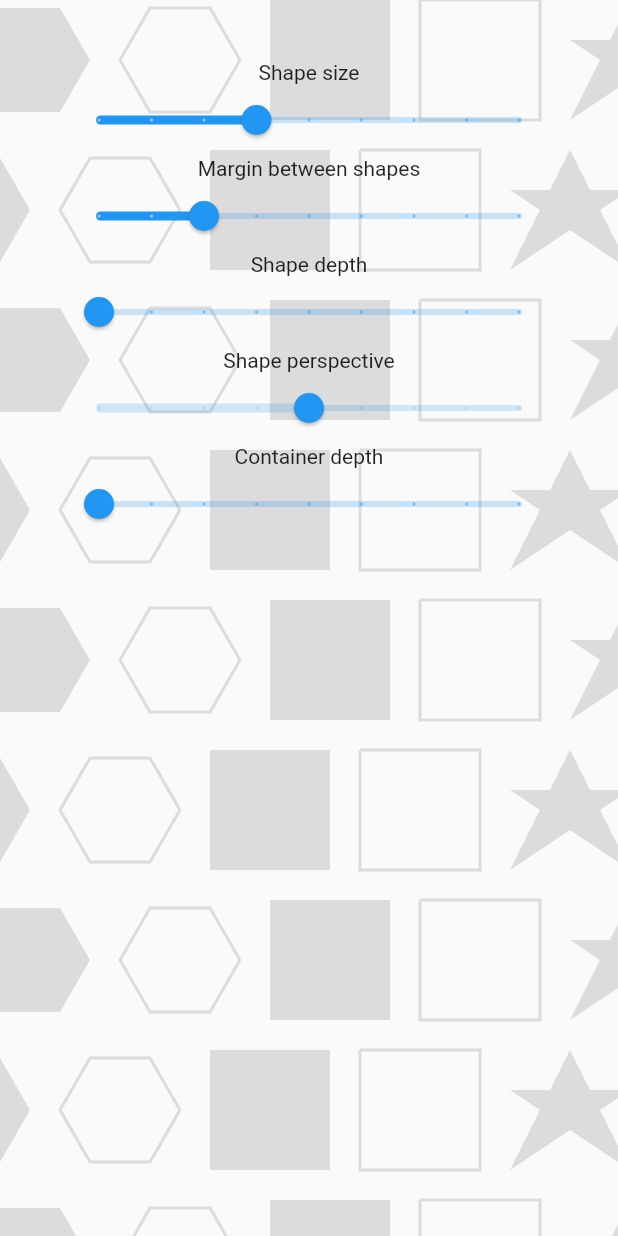
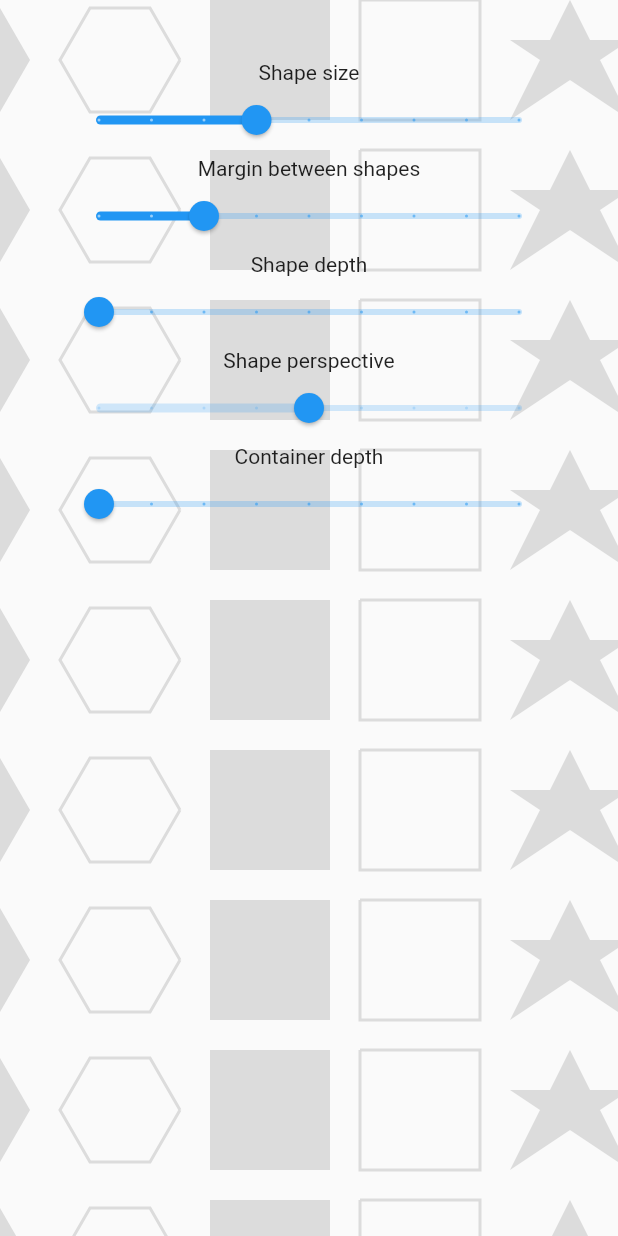
Before and after one commit to WilkoThomassen/flutter_background_patterns, a Flutter app: the screen it shows after launch, on a phone screen of 412 x 824 dp. Run offline on Flutter 3.47's test engine with Material 2 defaults, Android fonts, the phone set to English and light mode, and no system bars.

Commit message:
alignShapesVertical param

```diff
--- a/example/lib/configure_background_pattern.dart
+++ b/example/lib/configure_background_pattern.dart
@@ -34,6 +34,7 @@ class ConfigureBackgroundPatternState extends State<ConfigureBackgroundPattern>
         shapeDepth: _shapeDepth,
         containerDepth: _containerDepth,
         customPath: customStarPath,
+        alignShapesVertical: true,
         shapes: const [Shape.polygon, Shape.polygonOutlined, Shape.square, Shape.squareOutlined, Shape.custom, Shape.customOutlined],
         margin: _margin,
         shapeColor: Colors.black12,
--- a/lib/src/pattern_container.dart
+++ b/lib/src/pattern_container.dart
@@ -7,19 +7,36 @@ enum Shape { square, squareOutlined, polygon, polygonOutlined, custom, customOut
 
 class PatternContainer extends StatelessWidget {
   final Widget child;
+
+  /// the shapes that are rendered on the background
+  /// a minimum of 1 shape must be set
   final List<Shape> shapes;
   final Color shapeColor;
   final double shapeSize;
+
+  /// the top-to-bottom depth creating a depth look on the shape
+  /// min: 0 (no depth) max: 1 (max depth)
   final double shapeDepth;
+
+  /// the top-to-bottom depth inside the container which set upper shapes smaller than lower shapes
+  /// min: 0 (no depth) max: 1 (max depth)
   final double containerDepth;
+
+  /// the left-to-right perspective creating a perspective look on the shape
+  /// only has effect when there is also depth
+  /// min: -1 (perspective most from the left)
+  /// max: 1 (perspective most from the right)
   final double perspective;
 
   /// margin between shapes on a row
   final double margin;
 
   /// sets the shape aligned vertically
+  /// when false, the uneven rows will start with a half-shape margin
   final bool alignShapesVertical;
 
+  /// sets the shape path of the customshape
+  /// at least 'custom' or 'customOutlined' should be set in the shapes parameter
   final List<Offset>? customPath;
 
   const PatternContainer(
@@ -63,7 +80,7 @@ class PatternContainer extends StatelessWidget {
   Widget _getShape(int rowIndex, int columnIndex, double rowShapeSize) {
     // this margin sets a space for every uneven row to ensure that shapes are not aligned vertically
 
-    final double unAlignVerticalMargin = rowIndex % 2 == 0 ? rowShapeSize / 2 : 0;
+    final double unAlignVerticalMargin = !alignShapesVertical && rowIndex % 2 == 0 ? rowShapeSize / 2 : 0;
     final Offset shapeOffset =
         Offset((margin + unAlignVerticalMargin + columnIndex * (rowShapeSize + margin) - shapeSize), rowIndex * (rowShapeSize + margin));
     final shapeIndex = columnIndex % shapes.length;
```
Also changed, not shown: 1 other file.
